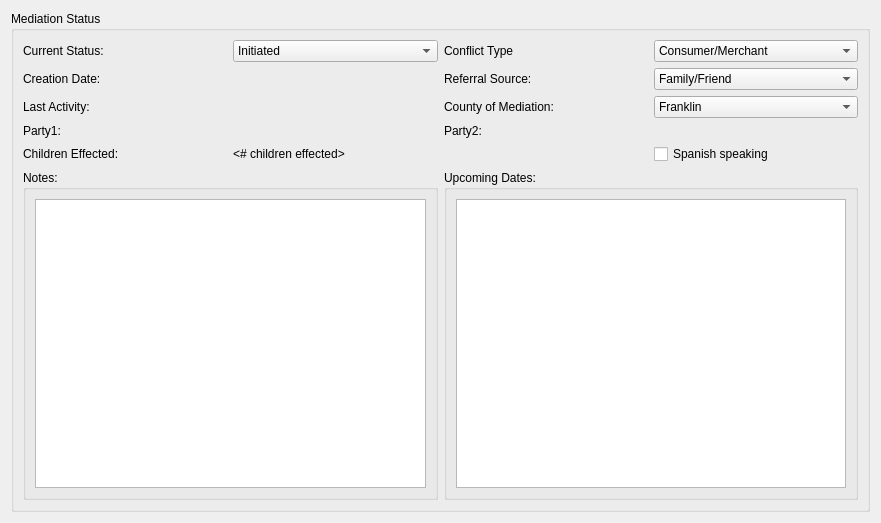
Qt form drc/gui/mediationprocessstatusform.ui (lansdon/cpts483_drc) before a commit.
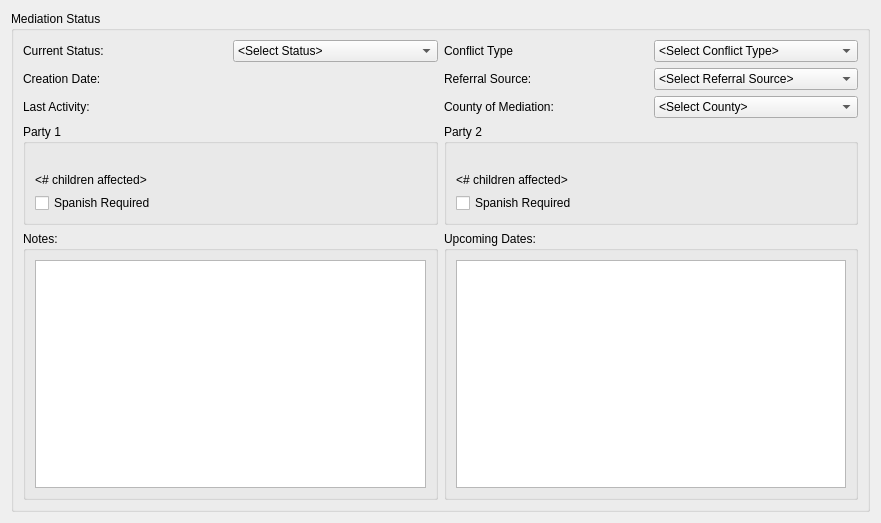
The same form after that commit.

Commit message: Updated mediation process status forms. Combo boxes built from enums, so they can be indexed properly with data.

The edit to the form file:
```diff
--- a/drc/gui/mediationprocessstatusform.ui
+++ b/drc/gui/mediationprocessstatusform.ui
@@ -20,15 +20,50 @@
       <string>Mediation Status</string>
      </property>
      <layout class="QGridLayout" name="gridLayout_2">
-      <item row="3" column="1">
-       <widget class="QLabel" name="party1Fullname">
+      <item row="3" column="2" colspan="2">
+       <widget class="QGroupBox" name="groupBox_5">
+        <property name="title">
+         <string>Party 2</string>
+        </property>
+        <layout class="QGridLayout" name="gridLayout_6">
+         <item row="0" column="0">
+          <widget class="QLabel" name="party2Fullname">
+           <property name="text">
+            <string>&lt;fullname here&gt;</string>
+           </property>
+          </widget>
+         </item>
+         <item row="2" column="0">
+          <widget class="QLabel" name="childrenEffectedLabel1">
+           <property name="text">
+            <string>&lt;# children affected&gt;</string>
+           </property>
+          </widget>
+         </item>
+         <item row="3" column="0">
+          <widget class="QCheckBox" name="spanishCheckBox">
+           <property name="text">
+            <string>Spanish Required</string>
+           </property>
+          </widget>
+         </item>
+        </layout>
+       </widget>
+      </item>
+      <item row="2" column="0">
+       <widget class="QLabel" name="lastActivityLabel">
         <property name="text">
-         <string>&lt;fullname here&gt;</string>
+         <string>Last Activity:</string>
         </property>
        </widget>
       </item>
       <item row="0" column="3">
        <widget class="QComboBox" name="conflictComboBox">
+        <item>
+         <property name="text">
+          <string>&lt;Select Conflict Type&gt;</string>
+         </property>
+        </item>
         <item>
          <property name="text">
           <string>Consumer/Merchant</string>
@@ -86,22 +121,41 @@
         </item>
        </widget>
       </item>
-      <item row="3" column="2">
-       <widget class="QLabel" name="_party2Label">
+      <item row="1" column="1">
+       <widget class="QLabel" name="createdDateLabel">
         <property name="text">
-         <string>Party2:</string>
+         <string>&lt;date&gt;</string>
         </property>
        </widget>
       </item>
-      <item row="3" column="3">
-       <widget class="QLabel" name="party2Fullname">
+      <item row="2" column="1">
+       <widget class="QLabel" name="lastActivityDisplayLabel">
         <property name="text">
-         <string>&lt;fullname here&gt;</string>
+         <string>&lt;date&gt;</string>
+        </property>
+       </widget>
+      </item>
+      <item row="1" column="0">
+       <widget class="QLabel" name="_creationLabel">
+        <property name="text">
+         <string>Creation Date:</string>
+        </property>
+       </widget>
+      </item>
+      <item row="0" column="2">
+       <widget class="QLabel" name="_conflictLabel">
+        <property name="text">
+         <string>Conflict Type</string>
         </property>
        </widget>
       </item>
       <item row="0" column="1">
        <widget class="QComboBox" name="statusComboBox">
+        <item>
+         <property name="text">
+          <string>&lt;Select Status&gt;</string>
+         </property>
+        </item>
         <item>
          <property name="text">
           <string>Initiated</string>
@@ -131,7 +185,7 @@
         </property>
        </widget>
       </item>
-      <item row="6" column="0" colspan="2">
+      <item row="8" column="0" colspan="2">
        <widget class="QGroupBox" name="groupBox_3">
         <property name="title">
          <string>Notes:</string>
@@ -150,7 +204,37 @@
         </property>
        </widget>
       </item>
-      <item row="6" column="2" colspan="2">
+      <item row="3" column="0" colspan="2">
+       <widget class="QGroupBox" name="groupBox_4">
+        <property name="title">
+         <string>Party 1</string>
+        </property>
+        <layout class="QGridLayout" name="gridLayout_5">
+         <item row="0" column="0">
+          <widget class="QLabel" name="party1Fullname">
+           <property name="text">
+            <string>&lt;fullname here&gt;</string>
+           </property>
+          </widget>
+         </item>
+         <item row="2" column="0">
+          <widget class="QLabel" name="childrenEffectedLabel2">
+           <property name="text">
+            <string>&lt;# children affected&gt;</string>
+           </property>
+          </widget>
+         </item>
+         <item row="3" column="0">
+          <widget class="QCheckBox" name="checkBox">
+           <property name="text">
+            <string>Spanish Required</string>
+           </property>
+          </widget>
+         </item>
+        </layout>
+       </widget>
+      </item>
+      <item row="8" column="2" colspan="2">
        <widget class="QGroupBox" name="groupBox_2">
         <property name="title">
          <string>Upcoming Dates:</string>
@@ -164,6 +248,11 @@
       </item>
       <item row="2" column="3">
        <widget class="QComboBox" name="countyComboBox">
+        <item>
+         <property name="text">
+          <string>&lt;Select County&gt;</string>
+         </property>
+        </item>
         <item>
          <property name="text">
           <string>Franklin</string>
@@ -191,15 +280,13 @@
         </item>
        </widget>
       </item>
-      <item row="3" column="0">
-       <widget class="QLabel" name="party1Label">
-        <property name="text">
-         <string>Party1:</string>
-        </property>
-       </widget>
-      </item>
       <item row="1" column="3">
        <widget class="QComboBox" name="referralComboBox">
+        <item>
+         <property name="text">
+          <string>&lt;Select Referral Source&gt;</string>
+         </property>
+        </item>
         <item>
          <property name="text">
           <string>Family/Friend</string>
@@ -284,62 +371,6 @@
         </property>
        </widget>
       </item>
-      <item row="0" column="2">
-       <widget class="QLabel" name="_conflictLabel">
-        <property name="text">
-         <string>Conflict Type</string>
-        </property>
-       </widget>
-      </item>
-      <item row="1" column="0">
-       <widget class="QLabel" name="_creationLabel">
-        <property name="text">
-         <string>Creation Date:</string>
-        </property>
-       </widget>
-      </item>
-      <item row="1" column="1">
-       <widget class="QLabel" name="createdDateLabel">
-        <property name="text">
-         <string>&lt;date&gt;</string>
-        </property>
-       </widget>
-      </item>
-      <item row="2" column="0">
-       <widget class="QLabel" name="lastActivityLabel">
-        <property name="text">
-         <string>Last Activity:</string>
-        </property>
-       </widget>
-      </item>
-      <item row="2" column="1">
-       <widget class="QLabel" name="lastActivityDisplayLabel">
-        <property name="text">
-         <string>&lt;date&gt;</string>
-        </property>
-       </widget>
-      </item>
-      <item row="4" column="0">
-       <widget class="QLabel" name="_childrenEffectedLabel">
-        <property name="text">
-         <string>Children Effected:</string>
-        </property>
-       </widget>
-      </item>
-      <item row="4" column="1">
-       <widget class="QLabel" name="childrenEffectedLabel">
-        <property name="text">
-         <string>&lt;# children effected&gt;</string>
-        </property>
-       </widget>
-      </item>
-      <item row="4" column="3">
-       <widget class="QCheckBox" name="spanishCheckBox">
-        <property name="text">
-         <string>Spanish speaking</string>
-        </property>
-       </widget>
-      </item>
      </layout>
     </widget>
    </item>
```
The commit also changes 4 other files.
